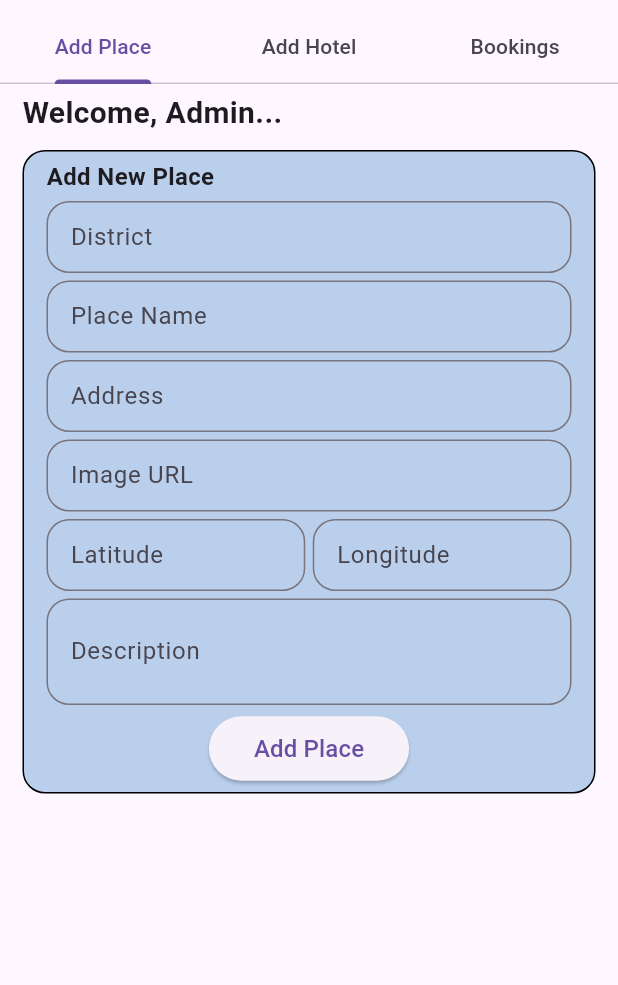
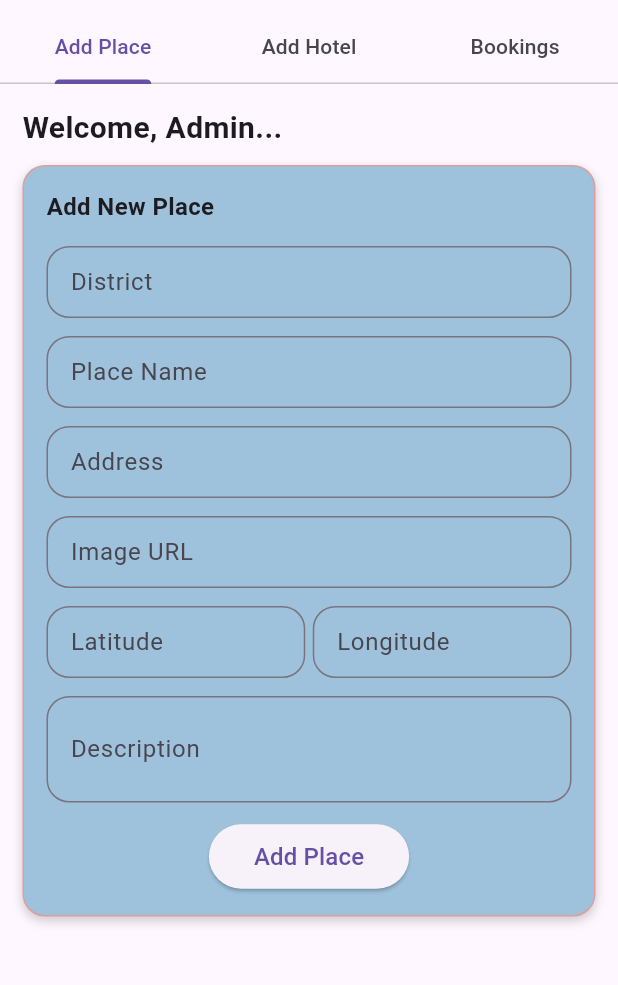
Before and after one commit to WickramaarachchiBS/CGP-TRAVO, a Flutter app: the AdminScreen screen opened by its route, on a phone screen of 412 x 824 dp, the part 72-1057 px from its top. Run offline on Flutter 3.47's test engine with Material 3 defaults, Android fonts, the phone set to English and light mode, and no system bars; our stand-ins replace cached_network_image, cloud_firestore, firebase_auth, firebase_core, geocoding, geolocator and 3 more; missing offline and left inert: flutter_stripe; accounts and stored records are empty.

Commit message:
admin page decoration done

```diff
--- a/lib/components/adminScreenAddPlaces.dart
+++ b/lib/components/adminScreenAddPlaces.dart
@@ -53,7 +53,7 @@ class AddPlaceSection extends StatelessWidget {
   @override
   Widget build(BuildContext context) {
     return SingleChildScrollView(
-      padding: const EdgeInsets.symmetric(horizontal: 15, vertical: 5),
+      padding: const EdgeInsets.symmetric(horizontal: 15, vertical: 15),
       child: Form(
         key: _formKey,
         child: Column(
@@ -65,10 +65,17 @@ class AddPlaceSection extends StatelessWidget {
             ),
             const SizedBox(height: 10),
             Container(
-              padding: const EdgeInsets.symmetric(horizontal: 15, vertical: 5),
+              padding: const EdgeInsets.symmetric(horizontal: 15, vertical: 15),
               decoration: BoxDecoration(
-                color: const Color(0xffb9cfec),
-                border: Border.all(color: Colors.black),
+                color: const Color(0xff9ec2dc),
+                border: Border.all(color: Color(0xffdc9e9e)),
+                boxShadow: [
+                  BoxShadow(
+                    color: Colors.grey.withOpacity(0.5),
+                    blurRadius: 5,
+                    offset: const Offset(0, 3),
+                  ),
+                ],
                 borderRadius: BorderRadius.circular(15),
               ),
               child: Column(
@@ -81,15 +88,15 @@ class AddPlaceSection extends StatelessWidget {
                       fontWeight: FontWeight.bold,
                     ),
                   ),
-                  const SizedBox(height: 5),
+                  const SizedBox(height: 15),
                   CustomTextField(controller: districtController, labelText: 'District', maxLines: 1),
-                  const SizedBox(height: 5),
+                  const SizedBox(height: 12),
                   CustomTextField(controller: nameController, labelText: 'Place Name', maxLines: 1),
-                  const SizedBox(height: 5),
+                  const SizedBox(height: 12),
                   CustomTextField(controller: addressController, labelText: 'Address', maxLines: 1),
-                  const SizedBox(height: 5),
+                  const SizedBox(height: 12),
                   CustomTextField(controller: imageUrlController, labelText: 'Image URL', maxLines: 1),
-                  const SizedBox(height: 5),
+                  const SizedBox(height: 12),
                   Row(
                     children: [
                       Expanded(
@@ -101,9 +108,9 @@ class AddPlaceSection extends StatelessWidget {
                       ),
                     ],
                   ),
-                  const SizedBox(height: 5),
+                  const SizedBox(height: 12),
                   CustomTextField(controller: descriptionController, labelText: 'Description', maxLines: 3),
-                  const SizedBox(height: 5),
+                  const SizedBox(height: 12),
                   Center(
                     child: ElevatedButton(
                       onPressed: () => _submitForm(context),
```
Also changed, not shown: lib/components/AdminScreenAddHotels.dart (+17 -10 lines), lib/components/adminScreenBookings.dart (+3 -12 lines), 4 other files.
